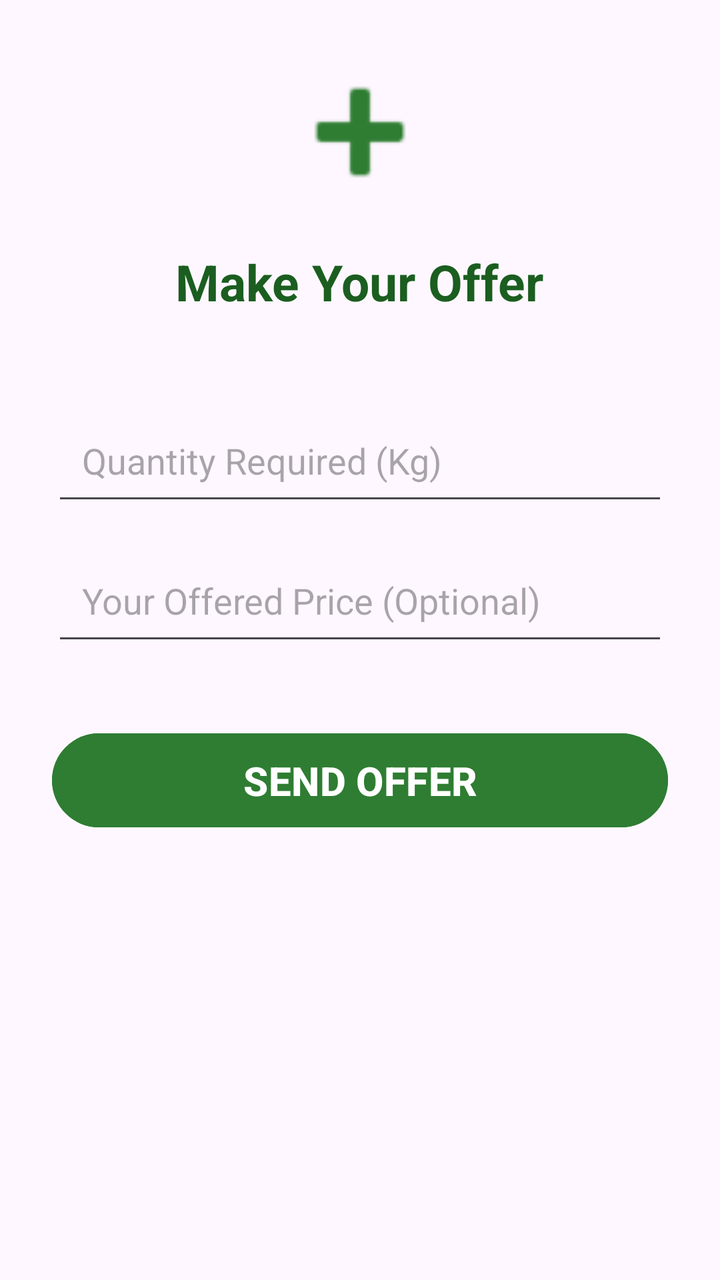
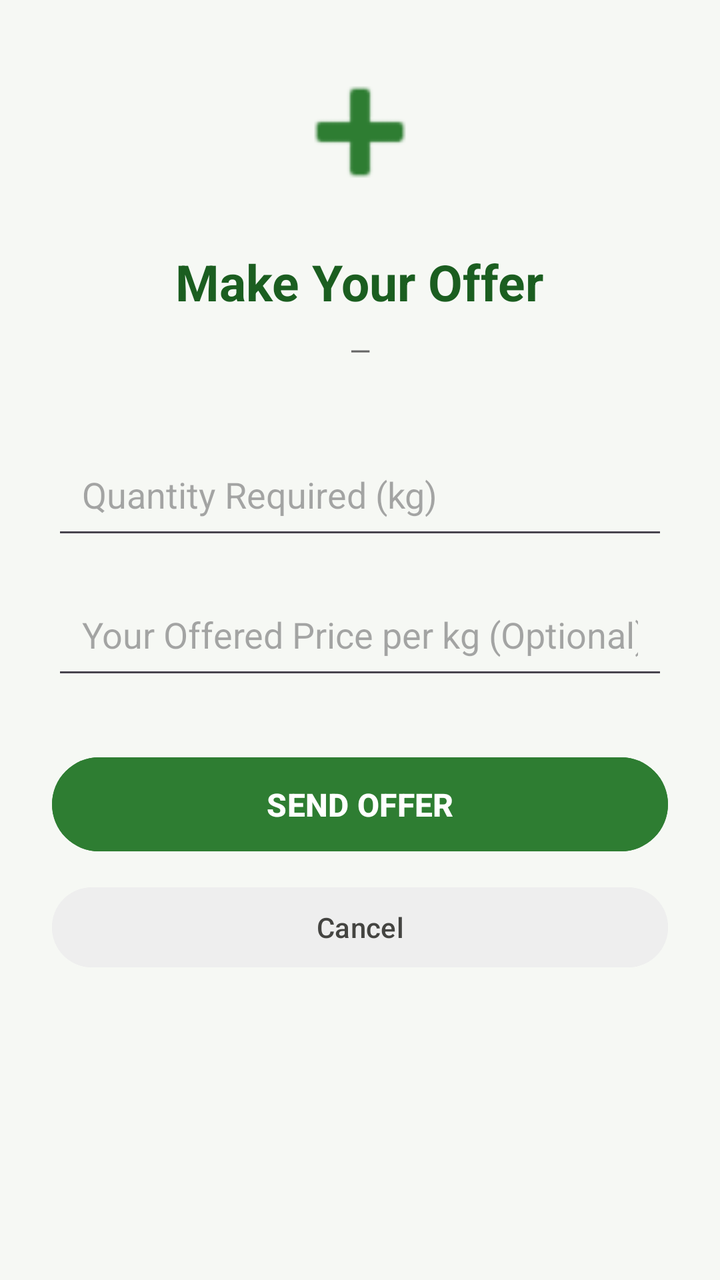

Compare the two renders of this Android layout. The source of the first and the diff that turns it into the second are given below.
<!-- AndroidManifest.xml: application theme Theme.AGROFASTASOLUTIONS -->
<!-- res/layout/activity_make_offer.xml -->
<?xml version="1.0" encoding="utf-8"?>
<LinearLayout
    xmlns:android="http://schemas.android.com/apk/res/android"
    android:layout_width="match_parent"
    android:layout_height="match_parent"
    android:orientation="vertical"
    android:padding="26dp">

    <ImageView
        android:layout_width="80dp"
        android:layout_height="80dp"
        android:layout_gravity="center"
        android:src="@android:drawable/ic_input_add"
        android:tint="#2E7D32">
    </ImageView>

    <TextView
        android:layout_width="wrap_content"
        android:layout_height="wrap_content"
        android:layout_gravity="center"
        android:layout_marginTop="18dp"
        android:text="Make Your Offer"
        android:textColor="#1B5E20"
        android:textSize="25dp"
        android:textStyle="bold"/>
    <EditText
        android:id="@+id/etOfferQuantity"
        android:layout_width="match_parent"
        android:layout_height="55dp"
        android:layout_marginTop="45dp"
        android:hint="Quantity Required (Kg)"
        android:inputType="numberDecimal"
        android:padding="15dp"/>

    <EditText
        android:id="@+id/etOfferPrice"
        android:layout_width="match_parent"
        android:layout_height="55dp"
        android:layout_marginTop="15dp"
        android:hint="Your Offered Price (Optional)"
        android:inputType="numberDecimal"
        android:padding="15dp" />

    <Button
        android:id="@+id/btnSendOffer"
        android:layout_width="match_parent"
        android:layout_height="55dp"
        android:layout_marginTop="35dp"
        android:backgroundTint="#2E7D32"
        android:text="SEND OFFER"
        android:textColor="#FFFFFF"
        android:textStyle="bold"
        android:textSize="20dp"/>


</LinearLayout>
<!-- resources referenced by this layout -->
<resources>
  <style name="Theme.AGROFASTASOLUTIONS" parent="Base.Theme.AGROFASTASOLUTIONS" />
  <style name="Base.Theme.AGROFASTASOLUTIONS" parent="Theme.Material3.DayNight.NoActionBar">
          
          
      </style>
</resources>

<!-- the commit's change to res/layout/activity_make_offer.xml (unified diff, before → after) -->
@@ -1,18 +1,18 @@
 <?xml version="1.0" encoding="utf-8"?>
-<LinearLayout
-    xmlns:android="http://schemas.android.com/apk/res/android"
+<LinearLayout xmlns:android="http://schemas.android.com/apk/res/android"
+    xmlns:app="http://schemas.android.com/apk/res-auto"
     android:layout_width="match_parent"
     android:layout_height="match_parent"
     android:orientation="vertical"
-    android:padding="26dp">
+    android:padding="26dp"
+    android:background="#F6F8F4">
 
     <ImageView
         android:layout_width="80dp"
         android:layout_height="80dp"
         android:layout_gravity="center"
         android:src="@android:drawable/ic_input_add"
-        android:tint="#2E7D32">
-    </ImageView>
+        app:tint="#2E7D32" />
 
     <TextView
         android:layout_width="wrap_content"
@@ -21,36 +21,71 @@
         android:layout_marginTop="18dp"
         android:text="Make Your Offer"
         android:textColor="#1B5E20"
-        android:textSize="25dp"
-        android:textStyle="bold"/>
+        android:textSize="25sp"
+        android:textStyle="bold" />
+
+    
+    <TextView
+        android:id="@+id/tvOfferContext"
+        android:layout_width="match_parent"
+        android:layout_height="wrap_content"
+        android:layout_marginTop="8dp"
+        android:gravity="center"
+        android:text="—"
+        android:textColor="#666666"
+        android:textSize="14sp" />
+
+    
     <EditText
         android:id="@+id/etOfferQuantity"
         android:layout_width="match_parent"
         android:layout_height="55dp"
-        android:layout_marginTop="45dp"
-        android:hint="Quantity Required (Kg)"
+        android:layout_marginTop="35dp"
+        android:hint="Quantity Required (kg)"
         android:inputType="numberDecimal"
-        android:padding="15dp"/>
+        android:padding="15dp"
+        android:autofillHints="none" />
 
+    
     <EditText
         android:id="@+id/etOfferPrice"
         android:layout_width="match_parent"
         android:layout_height="55dp"
         android:layout_marginTop="15dp"
-        android:hint="Your Offered Price (Optional)"
+        android:hint="Your Offered Price per kg (Optional)"
         android:inputType="numberDecimal"
-        android:padding="15dp" />
+        android:padding="15dp"
+        android:autofillHints="none" />
 
+    
     <Button
         android:id="@+id/btnSendOffer"
         android:layout_width="match_parent"
         android:layout_height="55dp"
-        android:layout_marginTop="35dp"
+        android:layout_marginTop="30dp"
         android:backgroundTint="#2E7D32"
         android:text="SEND OFFER"
         android:textColor="#FFFFFF"
         android:textStyle="bold"
-        android:textSize="20dp"/>
+        android:textSize="16sp" />
 
+    
+    <ProgressBar
+        android:id="@+id/progressBarOffer"
+        android:layout_width="wrap_content"
+        android:layout_height="wrap_content"
+        android:layout_gravity="center"
+        android:layout_marginTop="16dp"
+        android:visibility="gone" />
+
+    
+    <Button
+        android:id="@+id/btnCancelOffer"
+        android:layout_width="match_parent"
+        android:layout_height="48dp"
+        android:layout_marginTop="10dp"
+        android:backgroundTint="#EEEEEE"
+        android:text="Cancel"
+        android:textColor="#444441" />
 
 </LinearLayout>
<!-- resource entries referenced after the edit -->
@@ -4,6 +4,11 @@
   <style name="Base.Theme.AGROFASTASOLUTIONS" parent="Theme.Material3.DayNight.NoActionBar">
           
           
+              
+          <item name="CardBackgroundColor">@color/agrofast_green</item>
+          <item name="CardStrokeColor">@color/agrofast_green</item>
+  
       </style>
+  <color name="agrofast_green">#1F6F43</color>
 </resources>
 
